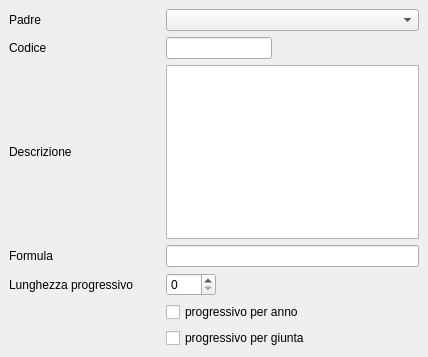
Qt form src/com/axiastudio/suite/pratiche/forms/tipopratica.ui (tizianolattisi/suitegda) before a commit.
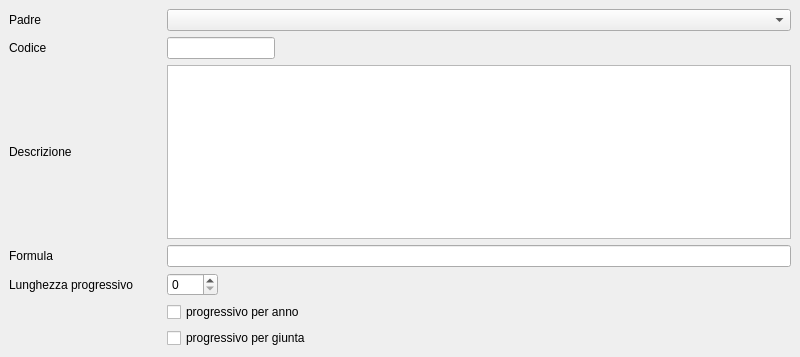
The same form after that commit. Custom widgets are drawn as their Qt base class.

```diff
--- a/src/com/axiastudio/suite/pratiche/forms/tipopratica.ui
+++ b/src/com/axiastudio/suite/pratiche/forms/tipopratica.ui
@@ -6,10 +6,16 @@
    <rect>
     <x>0</x>
     <y>0</y>
-    <width>428</width>
+    <width>800</width>
     <height>357</height>
    </rect>
   </property>
+  <property name="maximumSize">
+   <size>
+    <width>800</width>
+    <height>16777215</height>
+   </size>
+  </property>
   <property name="windowTitle">
    <string>Tipo pratica</string>
   </property>
@@ -17,7 +23,7 @@
    <string>codice,descrizione</string>
   </property>
   <widget class="QWidget" name="centralwidget">
-   <layout class="QGridLayout" name="gridLayout">
+   <layout class="QGridLayout" name="gridLayout" columnstretch="0,0,0,1">
     <item row="0" column="0">
      <widget class="QLabel" name="label_3">
       <property name="text">
@@ -27,6 +33,18 @@
     </item>
     <item row="0" column="1" colspan="3">
      <widget class="com.axiastudio.pypapi.ui.widgets.PyPaPiComboBox" name="comboBox">
+      <property name="sizePolicy">
+       <sizepolicy hsizetype="Expanding" vsizetype="Fixed">
+        <horstretch>0</horstretch>
+        <verstretch>0</verstretch>
+       </sizepolicy>
+      </property>
+      <property name="maximumSize">
+       <size>
+        <width>650</width>
+        <height>16777215</height>
+       </size>
+      </property>
       <property name="column" stdset="0">
        <string>tipopadre</string>
       </property>
```
